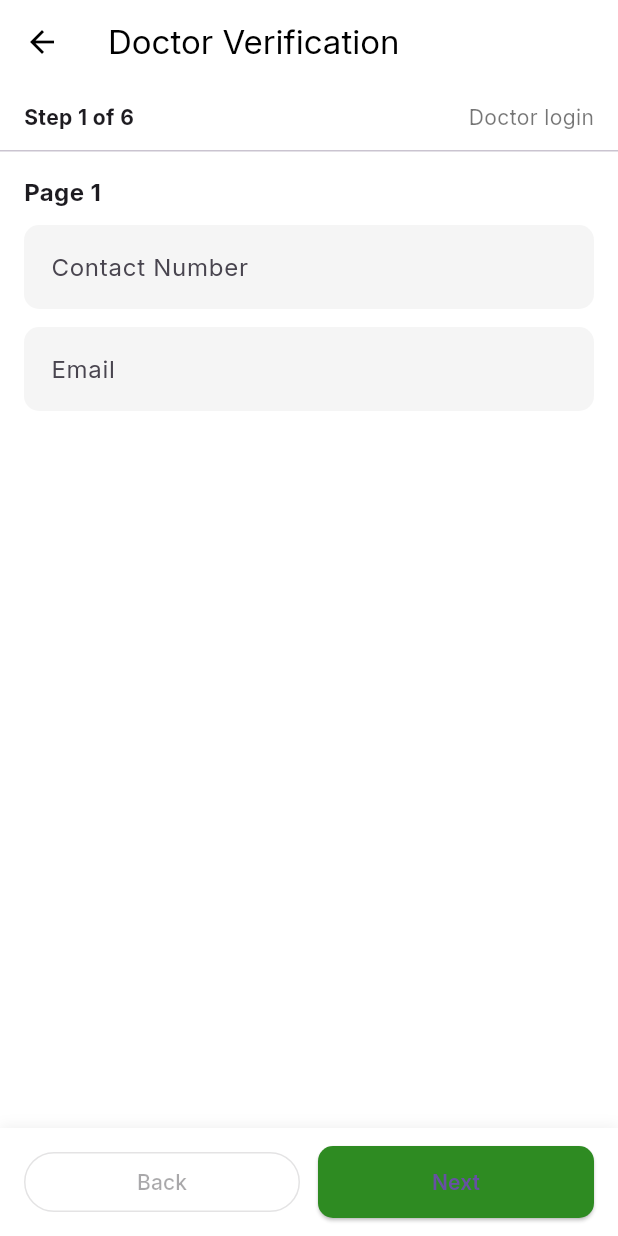
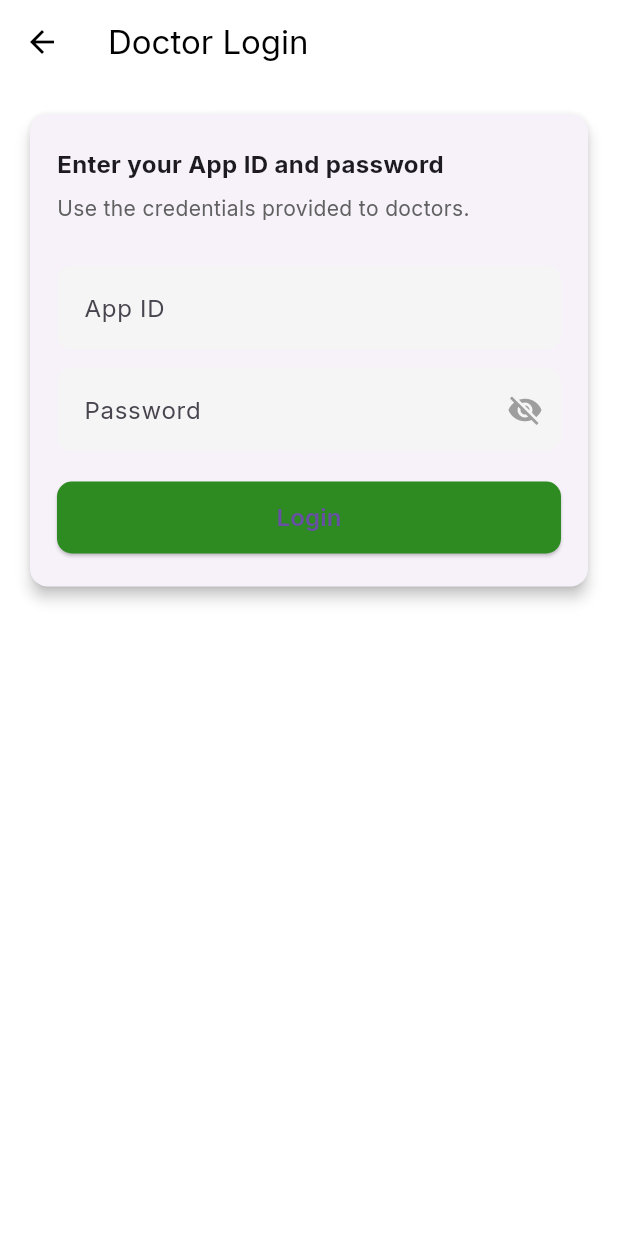
Before and after one commit to Monoartiam99/OxyZen-KGEC, a Flutter app: the DoctorOnboardingScreen screen opened directly, on a phone screen of 412 x 824 dp. Run offline on Flutter 3.47's test engine with Material 3 defaults, Android fonts, the phone set to English and light mode, and no system bars; our stand-ins replace flutter_svg, google_fonts; network calls fail.

Commit message:
login credentials

```diff
--- a/lib/screens/doctor_onboarding_screen.dart
+++ b/lib/screens/doctor_onboarding_screen.dart
@@ -29,9 +29,16 @@ class _QualificationEntry {
 }
 
 class _DoctorOnboardingScreenState extends State<DoctorOnboardingScreen> {
+  final _loginFormKey = GlobalKey<FormState>();
   final _pageController = PageController();
   final _forms = List.generate(6, (_) => GlobalKey<FormState>());
   int _step = 0;
+
+  // Simple doctor login
+  final _appIdCtrl = TextEditingController();
+  final _appPasswordCtrl = TextEditingController();
+  bool _obscureAppPassword = true;
+  bool _appLoginLoading = false;
 
   // Page 1
   final _phoneCtrl = TextEditingController();
@@ -79,6 +86,8 @@ class _DoctorOnboardingScreenState extends State<DoctorOnboardingScreen> {
   @override
   void dispose() {
     _pageController.dispose();
+    _appIdCtrl.dispose();
+    _appPasswordCtrl.dispose();
     _phoneCtrl.dispose();
     _emailCtrl.dispose();
     _fullNameCtrl.dispose();
@@ -171,6 +180,75 @@ class _DoctorOnboardingScreenState extends State<DoctorOnboardingScreen> {
   void _showToast(String message) {
     ScaffoldMessenger.of(context)
         .showSnackBar(SnackBar(content: Text(message)));
+  }
+
+  Future<void> _submitDoctorLogin() async {
+    final form = _loginFormKey.currentState;
+    if (form == null || !form.validate()) return;
+    setState(() => _appLoginLoading = true);
+    await Future.delayed(const Duration(milliseconds: 800));
+    if (!mounted) return;
+    setState(() => _appLoginLoading = false);
+    ScaffoldMessenger.of(context)
+        .showSnackBar(const SnackBar(content: Text('Doctor login (mock)')));
+    Navigator.of(context).pop();
+  }
+
+  Widget _buildDoctorLoginForm() {
+    return Form(
+      key: _loginFormKey,
+      child: Column(
+        crossAxisAlignment: CrossAxisAlignment.start,
+        children: [
+          const SizedBox(height: 12),
+          TextFormField(
+            controller: _appIdCtrl,
+            decoration: _inputDecoration('App ID'),
+            validator: (v) => v == null || v.trim().isEmpty ? 'Required' : null,
+          ),
+          const SizedBox(height: 12),
+          TextFormField(
+            controller: _appPasswordCtrl,
+            obscureText: _obscureAppPassword,
+            decoration: _inputDecoration('Password').copyWith(
+              suffixIcon: IconButton(
+                icon: Icon(
+                  _obscureAppPassword ? Icons.visibility_off : Icons.visibility,
+                  color: Colors.grey,
+                ),
+                onPressed: () =>
+                    setState(() => _obscureAppPassword = !_obscureAppPassword),
+              ),
+            ),
+            validator: (v) => v == null || v.isEmpty ? 'Required' : null,
+          ),
+          const SizedBox(height: 20),
+          SizedBox(
+            width: double.infinity,
+            height: 48,
+            child: ElevatedButton(
+              onPressed: _appLoginLoading ? null : _submitDoctorLogin,
+              style: ElevatedButton.styleFrom(
+                backgroundColor: const Color(0xFF2E8B22),
+                shape: RoundedRectangleBorder(
+                  borderRadius: BorderRadius.circular(10),
+                ),
+              ),
+              child: _appLoginLoading
+                  ? const SizedBox(
+                      width: 18,
+                      height: 18,
+                      child: CircularProgressIndicator(
+                          strokeWidth: 2, color: Colors.white),
+                    )
+                  : const Text('Login',
+                      style:
+                          TextStyle(fontSize: 16, fontWeight: FontWeight.w600)),
+            ),
+          ),
+        ],
+      ),
+    );
   }
 
   Widget _buildStepIndicator() {
@@ -453,6 +531,45 @@ class _DoctorOnboardingScreenState extends State<DoctorOnboardingScreen> {
 
   @override
   Widget build(BuildContext context) {
+    if (widget.fromLogin) {
+      return Scaffold(
+        appBar: AppBar(
+          title: const Text('Doctor Login'),
+          backgroundColor: Colors.white,
+          surfaceTintColor: Colors.white,
+          foregroundColor: Colors.black,
+          elevation: 0,
+        ),
+        body: SafeArea(
+          child: SingleChildScrollView(
+            padding: const EdgeInsets.all(16),
+            child: Card(
+              shape: RoundedRectangleBorder(
+                  borderRadius: BorderRadius.circular(12)),
+              elevation: 4,
+              child: Padding(
+                padding:
+                    const EdgeInsets.symmetric(horizontal: 18, vertical: 22),
+                child: Column(
+                  crossAxisAlignment: CrossAxisAlignment.stretch,
+                  children: [
+                    const Text('Enter your App ID and password',
+                        style: TextStyle(
+                            fontSize: 16, fontWeight: FontWeight.w700)),
+                    const SizedBox(height: 8),
+                    Text('Use the credentials provided to doctors.',
+                        style: TextStyle(color: Colors.grey.shade700)),
+                    const SizedBox(height: 16),
+                    _buildDoctorLoginForm(),
+                  ],
+                ),
+              ),
+            ),
+          ),
+        ),
+      );
+    }
+
     return Scaffold(
       appBar: AppBar(
         title: const Text('Doctor Verification'),
--- a/pubspec.yaml
+++ b/pubspec.yaml
@@ -10,6 +10,7 @@ dependencies:
   flutter:
     sdk: flutter
   google_fonts: ^5.0.0
+  flutter_svg: ^1.1.6
 
 dev_dependencies:
   flutter_test:
@@ -19,3 +20,4 @@ flutter:
   uses-material-design: true
   assets:
     - assets/logo.png
+    - assets/logo.svg
```
Also changed, not shown: lib/screens/login_screen.dart (+10 -8 lines), lib/screens/sign_up_screen.dart (+10 -8 lines), assets/logo.png, assets/logo.svg (added), pubspec.lock.
